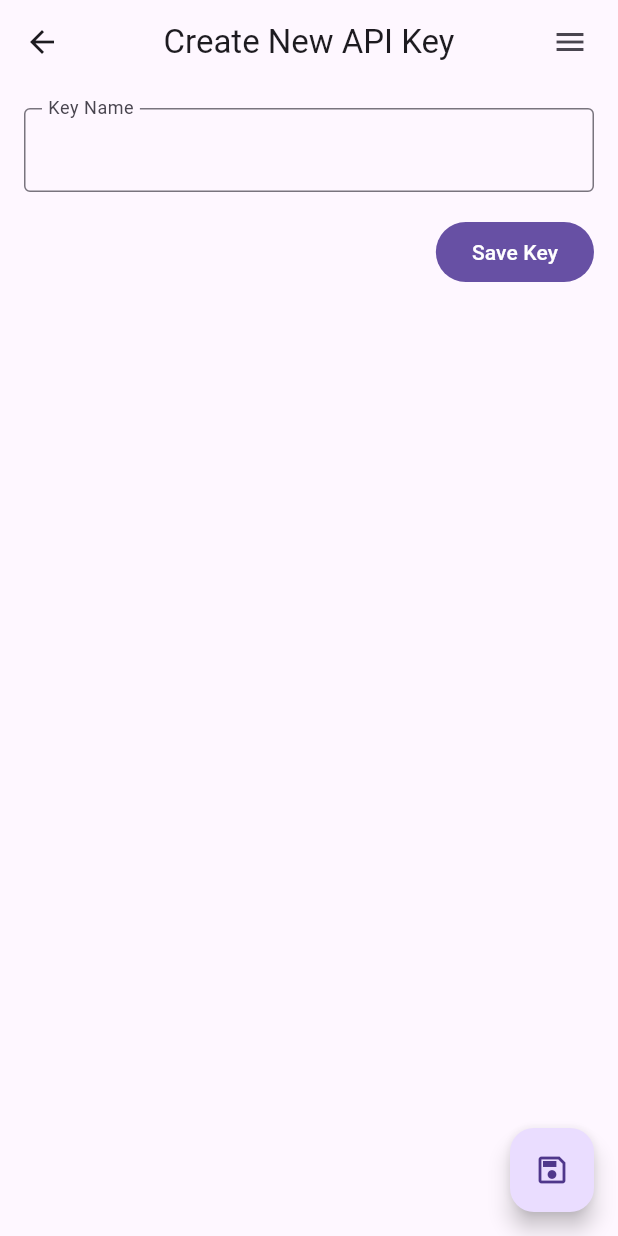
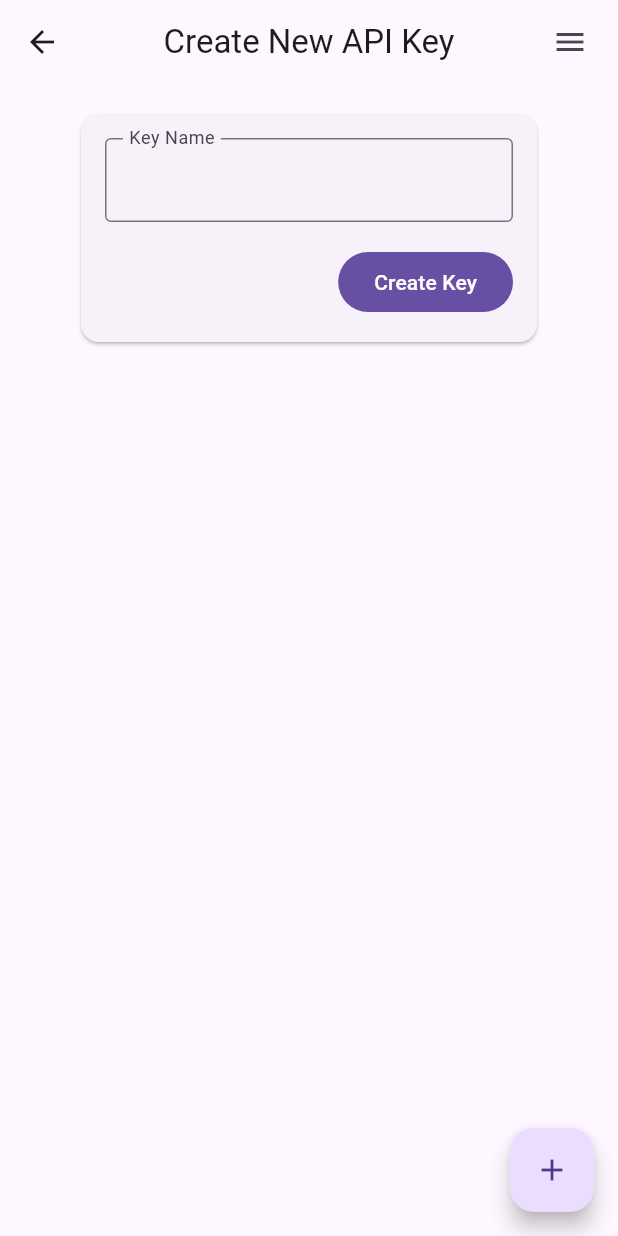
Before and after one commit to tspaja2025/flutter_projects, a Flutter app: the CreateApiKeyScreen screen opened directly, on a phone screen of 412 x 824 dp. Run offline on Flutter 3.47's test engine with Material 3 defaults, Android fonts, the phone set to English and light mode, and no system bars; our stand-ins replace qr_flutter; missing offline and left inert: flex_color_picker.

Commit message:
Update api_keys_screen.dart

```diff
--- a/lib/screens/api_keys_screen.dart
+++ b/lib/screens/api_keys_screen.dart
@@ -191,13 +191,21 @@ class CreateApiKeyScreenState extends State<CreateApiKeyScreen> {
             child: Padding(
               padding: const .all(16),
               child: Column(
+                children: [
+                  Center(
+                    child: SizedBox(
+                      width: 312,
+                      child: Card(
+                        child: Padding(
+                          padding: const .all(16),
+                          child: Column(
                             crossAxisAlignment: .end,
                             children: [
                               TextField(
                                 decoration: InputDecoration(
+                                  border: OutlineInputBorder(),
+                                  floatingLabelBehavior: .always,
                                   label: const Text("Key Name"),
-                      floatingLabelBehavior: .always,
-                      border: OutlineInputBorder(),
                                 ),
                               ),
                               const SizedBox(height: 16),
@@ -205,7 +213,13 @@ class CreateApiKeyScreenState extends State<CreateApiKeyScreen> {
                                 onPressed: () {
                                   Navigator.pop(context);
                                 },
-                    child: const Text("Save Key"),
+                                child: const Text("Create Key"),
+                              ),
+                            ],
+                          ),
+                        ),
+                      ),
+                    ),
                   ),
                 ],
               ),
@@ -217,7 +231,7 @@ class CreateApiKeyScreenState extends State<CreateApiKeyScreen> {
                   onPressed: () {
                     Navigator.pop(context);
                   },
-                  child: const Icon(Icons.save_outlined),
+                  child: const Icon(Icons.add),
                 ),
         );
       },
```
Lines whose indentation alone changed are shown as unchanged.
